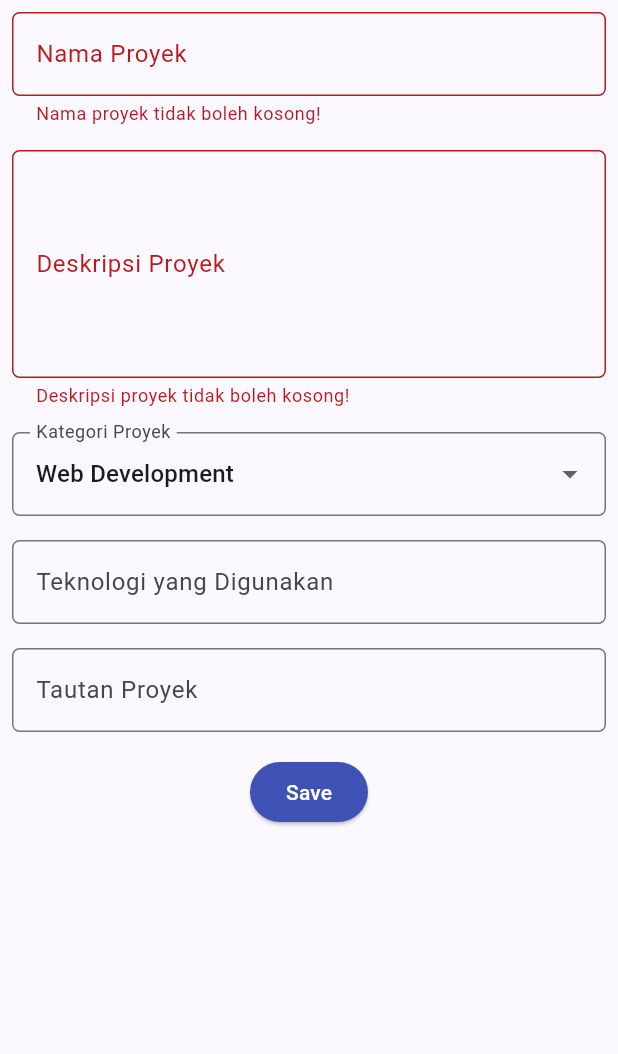
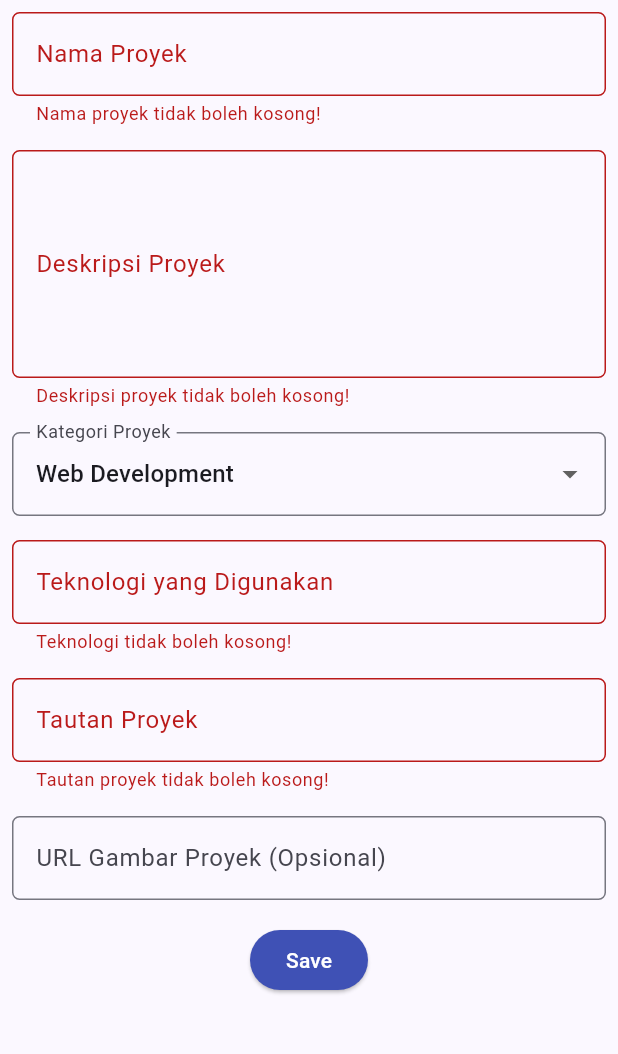
Before and after one commit to khansanathania/myportofolio_mobile, a Flutter app: the ProjectFormPage screen opened directly, after a tap on "Save", on a phone screen of 412 x 824 dp, the part 84-1138 px from its top. Run offline on Flutter 3.47's test engine with Material 3 defaults, Android fonts, the phone set to English and light mode, and no system bars; our stand-ins replace material_ui; generated files the repository leaves out were written again.

Commit message:
feat: integrate project form with Django REST API

```diff
--- a/lib/screens/project_form.dart
+++ b/lib/screens/project_form.dart
@@ -1,4 +1,9 @@
-import 'package:material_ui/material_ui.dart';
+import 'package:flutter/material.dart';
+import 'package:myportofolio_mobile/models/project.dart';
+import 'package:myportofolio_mobile/services/api_client.dart';
+import 'package:myportofolio_mobile/services/auth_state.dart';
+import 'package:myportofolio_mobile/widgets/auth_guard.dart';
+import 'package:provider/provider.dart';
 import 'package:myportofolio_mobile/widgets/left_drawer.dart';
 
 class ProjectFormPage extends StatefulWidget {
@@ -13,9 +18,12 @@ class _ProjectFormPageState extends State<ProjectFormPage> {
 
   String _projectName = "";
   String _description = "";
-  String _category = "Web Development"; // default
+  String _category = "Web Development";
   String _technologies = "";
   String _projectLink = "";
+  String _projectImageUrl = "";
+
+  bool _isSubmitting = false;
 
   final List<String> _categories = [
     'Web Development',
@@ -24,6 +32,122 @@ class _ProjectFormPageState extends State<ProjectFormPage> {
     'Data Science',
     'Other',
   ];
+
+  // Validasi format URL.
+  bool _isValidUrl(String value) {
+    final uri = Uri.tryParse(value.trim());
+    return uri != null &&
+        (uri.scheme == 'http' || uri.scheme == 'https') &&
+        uri.host.isNotEmpty;
+  }
+
+  // Mengirim data proyek ke backend Django.
+  Future<void> _submit() async {
+    if (_isSubmitting || !_formKey.currentState!.validate()) return;
+
+    setState(() {
+      _isSubmitting = true;
+    });
+
+    try {
+      final loggedIn = await ensureLoggedIn(context);
+      if (!mounted || !loggedIn) return;
+
+      final token = context.read<AuthState>().token;
+      if (token == null) return;
+
+      final newProject = Project(
+        title: _projectName.trim(),
+        description: _description.trim(),
+        techStack: _technologies.trim(),
+        projectUrl: _projectLink.trim(),
+        projectImageUrl: _projectImageUrl.trim(),
+      );
+
+      final createdProject = await context.read<ApiClient>().createProject(
+        newProject,
+        token: token,
+      );
+
+      if (!mounted) return;
+
+      await showDialog<void>(
+        context: context,
+        builder: (context) {
+          return AlertDialog(
+            title: const Text('Proyek berhasil ditambahkan!'),
+            content: SingleChildScrollView(
+              child: Column(
+                crossAxisAlignment: CrossAxisAlignment.start,
+                children: [
+                  Text('Nama Proyek: ${createdProject.title}'),
+                  Text('Deskripsi: ${createdProject.description}'),
+                  Text('Kategori: $_category'),
+                  Text('Teknologi: ${createdProject.techStack}'),
+                  Text('Tautan: ${createdProject.projectUrl}'),
+                  if (createdProject.projectImageUrl.isNotEmpty)
+                    Text('URL Gambar: ${createdProject.projectImageUrl}'),
+                ],
+              ),
+            ),
+            actions: [
+              TextButton(
+                child: const Text('OK'),
+                onPressed: () {
+                  Navigator.pop(context);
+                },
+              ),
+            ],
+          );
+        },
+      );
+
+      if (!mounted) return;
+
+      _formKey.currentState!.reset();
+
+      setState(() {
+        _projectName = "";
+        _description = "";
+        _category = "Web Development";
+        _technologies = "";
+        _projectLink = "";
+        _projectImageUrl = "";
+      });
+    } on ApiException catch (e) {
+      if (!mounted) return;
+
+      if (e.statusCode == 401) {
+        await context.read<AuthState>().logout();
+
+        if (!mounted) return;
+
+        ScaffoldMessenger.of(context).showSnackBar(
+          const SnackBar(
+            content: Text('Sesi berakhir. Silakan login kembali.'),
+          ),
+        );
+
+        await ensureLoggedIn(context);
+      } else {
+        ScaffoldMessenger.of(context).showSnackBar(
+          SnackBar(content: Text('Gagal menambahkan proyek: ${e.statusCode}')),
+        );
+      }
+    } catch (_) {
+      if (!mounted) return;
+
+      ScaffoldMessenger.of(context).showSnackBar(
+        const SnackBar(content: Text('Gagal terhubung ke server.')),
+      );
+    } finally {
+      if (mounted) {
+        setState(() {
+          _isSubmitting = false;
+        });
+      }
+    }
+  }
 
   @override
   Widget build(BuildContext context) {
@@ -64,6 +188,7 @@ class _ProjectFormPageState extends State<ProjectFormPage> {
                   },
                 ),
               ),
+
               // Description
               Padding(
                 padding: const EdgeInsets.all(8.0),
@@ -133,6 +258,12 @@ class _ProjectFormPageState extends State<ProjectFormPage> {
                       _technologies = value!;
                     });
                   },
+                  validator: (value) {
+                    if (value == null || value.trim().isEmpty) {
+                      return "Teknologi tidak boleh kosong!";
+                    }
+                    return null;
+                  },
                 ),
               ),
 
@@ -140,8 +271,9 @@ class _ProjectFormPageState extends State<ProjectFormPage> {
               Padding(
                 padding: const EdgeInsets.all(8.0),
                 child: TextFormField(
+                  keyboardType: TextInputType.url,
                   decoration: InputDecoration(
-                    hintText: "URL Proyek (opsional)",
+                    hintText: "https://example.com",
                     labelText: "Tautan Proyek",
                     border: OutlineInputBorder(
                       borderRadius: BorderRadius.circular(5.0),
@@ -152,8 +284,46 @@ class _ProjectFormPageState extends State<ProjectFormPage> {
                       _projectLink = value!;
                     });
                   },
+                  validator: (value) {
+                    if (value == null || value.trim().isEmpty) {
+                      return "Tautan proyek tidak boleh kosong!";
+                    }
+                    if (!_isValidUrl(value)) {
+                      return "Masukkan URL yang valid!";
+                    }
+                    return null;
+                  },
                 ),
               ),
+
+              // Project Image URL
+              Padding(
+                padding: const EdgeInsets.all(8.0),
+                child: TextFormField(
+                  keyboardType: TextInputType.url,
+                  decoration: InputDecoration(
+                    hintText: "https://example.com/image.png",
+                    labelText: "URL Gambar Proyek (Opsional)",
+                    border: OutlineInputBorder(
+                      borderRadius: BorderRadius.circular(5.0),
+                    ),
+                  ),
+                  onChanged: (value) {
+                    setState(() {
+                      _projectImageUrl = value;
+                    });
+                  },
+                  validator: (value) {
+                    if (value != null &&
+                        value.trim().isNotEmpty &&
+                        !_isValidUrl(value)) {
+                      return "Masukkan URL gambar yang valid!";
+                    }
+                    return null;
+                  },
+                ),
+              ),
+
               // Tombol Simpan
               Align(
                 alignment: Alignment.bottomCenter,
@@ -163,39 +333,7 @@ class _ProjectFormPageState extends State<ProjectFormPage> {
                     style: ButtonStyle(
                       backgroundColor: WidgetStateProperty.all(Colors.indigo),
                     ),
-                    onPressed: () {
-                      if (_formKey.currentState!.validate()) {
-                        showDialog(
-                          context: context,
-                          builder: (context) {
-                            return AlertDialog(
-                              title: const Text('Proyek berhasil ditambahkan!'),
-                              content: SingleChildScrollView(
-                                child: Column(
-                                  crossAxisAlignment: CrossAxisAlignment.start,
-                                  children: [
-                                    Text('Nama Proyek: $_projectName'),
-                                    Text('Deskripsi: $_description'),
-                                    Text('Kategori: $_category'),
-                                    Text('Teknologi: $_technologies'),
-                                    Text('Tautan: $_projectLink'),
-                                  ],
-                                ),
-                              ),
-                              actions: [
-                                TextButton(
-                                  child: const Text('OK'),
-                                  onPressed: () {
-                                    Navigator.pop(context);
-                                    _formKey.currentState!.reset();
-                                  },
-                                ),
-                              ],
-                            );
-                          },
-                        );
-                      }
-                    },
+                    onPressed: _isSubmitting ? null : _submit,
                     child: const Text(
                       "Save",
                       style: TextStyle(color: Colors.white),
```
